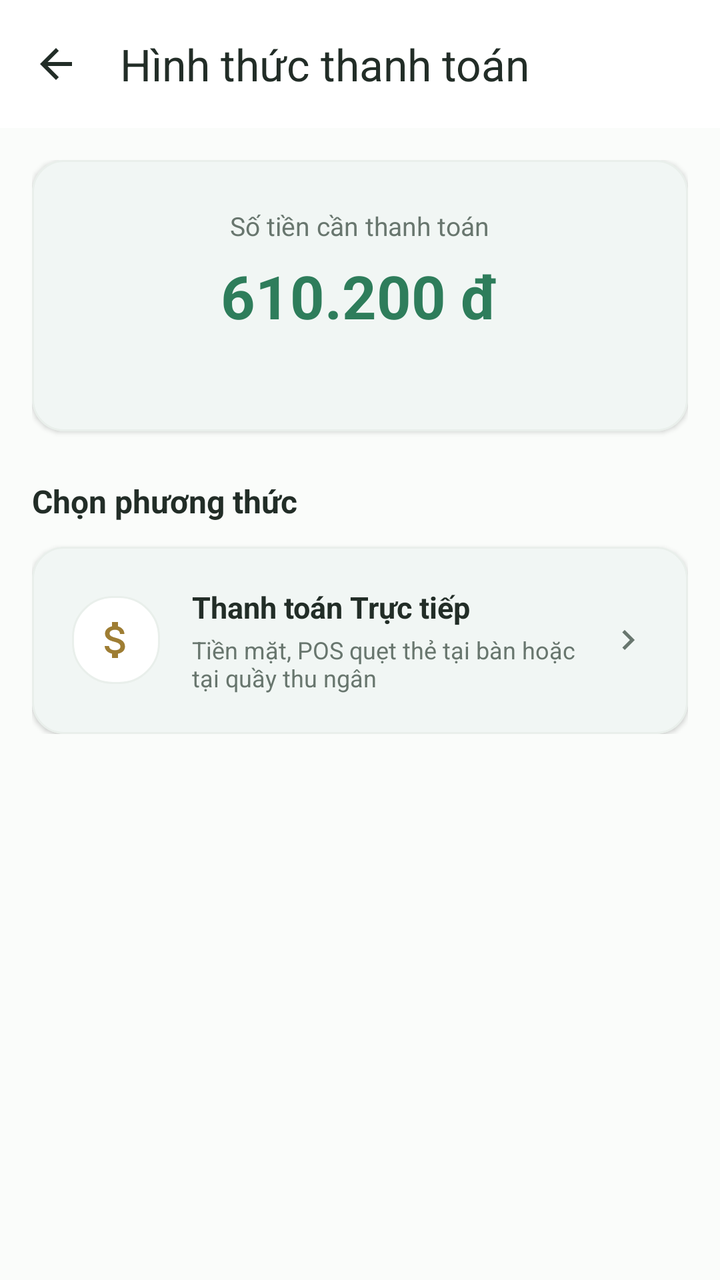
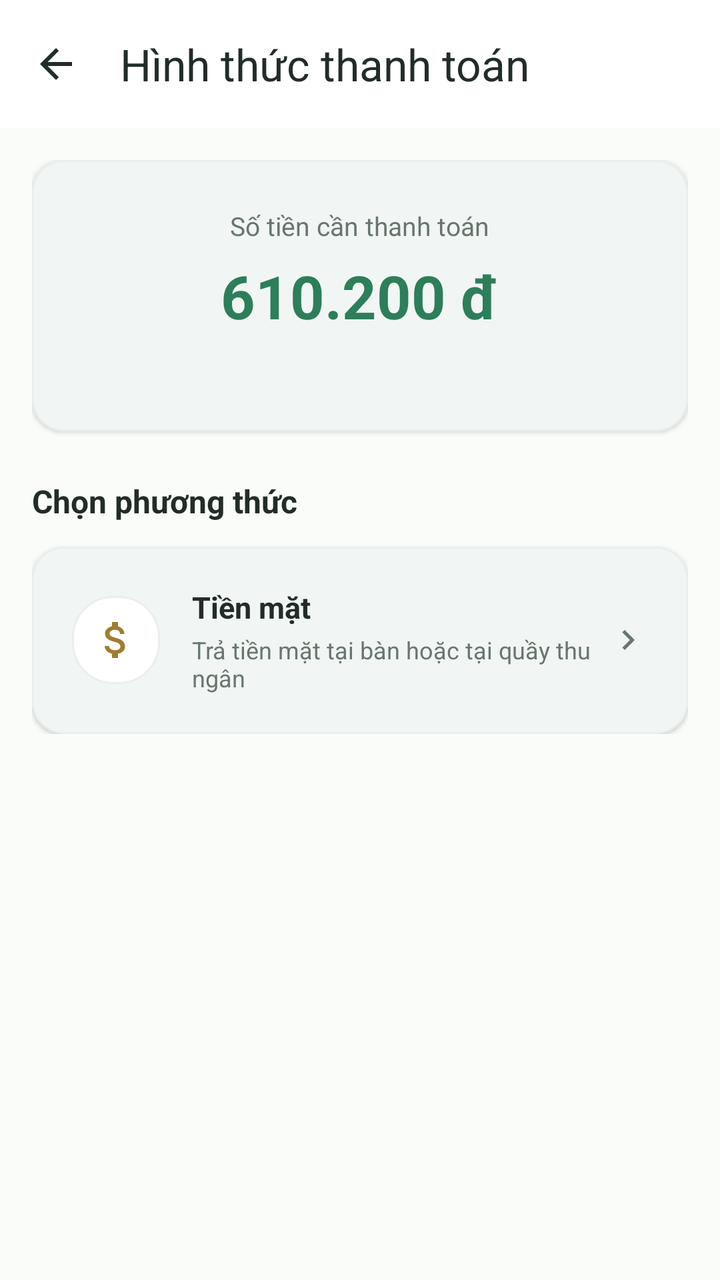

Compare the two renders of this Android layout. The source of the first and the diff that turns it into the second are given below.
<!-- AndroidManifest.xml: application theme Theme.VietTable -->
<!-- res/layout/fragment_payment_type.xml -->
<?xml version="1.0" encoding="utf-8"?>
<androidx.coordinatorlayout.widget.CoordinatorLayout
    xmlns:android="http://schemas.android.com/apk/res/android"
    xmlns:app="http://schemas.android.com/apk/res-auto"
    android:layout_width="match_parent"
    android:layout_height="match_parent"
    android:background="@color/bg_cream">

    <com.google.android.material.appbar.AppBarLayout
        android:layout_width="match_parent"
        android:layout_height="wrap_content"
        android:background="@color/surface"
        app:elevation="1dp">

        <com.google.android.material.appbar.MaterialToolbar
            android:id="@+id/toolbar"
            android:layout_width="match_parent"
            android:layout_height="?attr/actionBarSize"
            app:navigationIcon="@drawable/ic_back"
            app:navigationIconTint="@color/text_primary"
            app:title="Hình thức thanh toán"
            app:titleTextColor="@color/text_primary" />
    </com.google.android.material.appbar.AppBarLayout>

    <androidx.core.widget.NestedScrollView
        android:layout_width="match_parent"
        android:layout_height="match_parent"
        android:paddingBottom="96dp"
        app:layout_behavior="@string/appbar_scrolling_view_behavior">

        <LinearLayout
            android:layout_width="match_parent"
            android:layout_height="wrap_content"
            android:orientation="vertical"
            android:padding="16dp">

            
            <com.google.android.material.card.MaterialCardView
                style="@style/Widget.VietTable.Card"
                android:layout_width="match_parent"
                android:layout_height="wrap_content">

                <LinearLayout
                    android:layout_width="match_parent"
                    android:layout_height="wrap_content"
                    android:gravity="center"
                    android:orientation="vertical"
                    android:padding="24dp">

                    <TextView
                        android:layout_width="wrap_content"
                        android:layout_height="wrap_content"
                        android:text="Số tiền cần thanh toán"
                        android:textColor="@color/text_secondary"
                        android:textSize="13sp" />

                    <TextView
                        android:id="@+id/tvPaymentTypeGrandTotal"
                        android:layout_width="wrap_content"
                        android:layout_height="wrap_content"
                        android:layout_marginTop="6dp"
                        android:text="610.200 đ"
                        android:textColor="@color/primary"
                        android:textSize="30sp"
                        android:textStyle="bold" />

                    <TextView
                        android:id="@+id/tvPaymentTypeTable"
                        android:layout_width="wrap_content"
                        android:layout_height="wrap_content"
                        android:layout_marginTop="6dp"
                        android:text=""
                        android:textColor="@color/text_secondary"
                        android:textSize="13sp" />
                </LinearLayout>
            </com.google.android.material.card.MaterialCardView>

            <TextView
                android:layout_width="wrap_content"
                android:layout_height="wrap_content"
                android:layout_marginTop="24dp"
                android:text="Chọn phương thức"
                android:textColor="@color/text_primary"
                android:textSize="16sp"
                android:textStyle="bold" />

            
            <com.google.android.material.card.MaterialCardView
                android:id="@+id/cardPayOnline"
                android:visibility="gone"
                style="@style/Widget.VietTable.Card"
                android:layout_width="match_parent"
                android:layout_height="wrap_content"
                android:layout_marginTop="12dp">

                <LinearLayout
                    android:layout_width="match_parent"
                    android:layout_height="wrap_content"
                    android:gravity="center_vertical"
                    android:orientation="horizontal"
                    android:padding="20dp">

                    <ImageView
                        android:layout_width="44dp"
                        android:layout_height="44dp"
                        android:background="@drawable/bg_category_chip"
                        android:padding="10dp"
                        android:src="@drawable/ic_card"
                        app:tint="@color/primary" />

                    <LinearLayout
                        android:layout_width="0dp"
                        android:layout_height="wrap_content"
                        android:layout_marginStart="16dp"
                        android:layout_weight="1"
                        android:orientation="vertical">

                        <TextView
                            android:layout_width="wrap_content"
                            android:layout_height="wrap_content"
                            android:text="Thanh toán Online (Qua App)"
                            android:textColor="@color/text_primary"
                            android:textSize="15sp"
                            android:textStyle="bold" />

                        <TextView
                            android:layout_width="wrap_content"
                            android:layout_height="wrap_content"
                            android:layout_marginTop="3dp"
                            android:text="VietQR, Ví MoMo, ZaloPay, Thẻ ATM/Visa"
                            android:textColor="@color/text_secondary"
                            android:textSize="12sp" />
                    </LinearLayout>

                    <ImageView
                        android:layout_width="20dp"
                        android:layout_height="20dp"
                        android:src="@drawable/ic_arrow_forward"
                        app:tint="@color/text_secondary" />
                </LinearLayout>
            </com.google.android.material.card.MaterialCardView>

            
            <com.google.android.material.card.MaterialCardView
                android:id="@+id/cardPayOnsite"
                style="@style/Widget.VietTable.Card"
                android:layout_width="match_parent"
                android:layout_height="wrap_content"
                android:layout_marginTop="12dp">

                <LinearLayout
                    android:layout_width="match_parent"
                    android:layout_height="wrap_content"
                    android:gravity="center_vertical"
                    android:orientation="horizontal"
                    android:padding="20dp">

                    <ImageView
                        android:layout_width="44dp"
                        android:layout_height="44dp"
                        android:background="@drawable/bg_category_chip"
                        android:padding="10dp"
                        android:src="@drawable/ic_cash"
                        app:tint="@color/accent_gold_dark" />

                    <LinearLayout
                        android:layout_width="0dp"
                        android:layout_height="wrap_content"
                        android:layout_marginStart="16dp"
                        android:layout_weight="1"
                        android:orientation="vertical">

                        <TextView
                            android:layout_width="wrap_content"
                            android:layout_height="wrap_content"
                            android:text="Thanh toán Trực tiếp"
                            android:textColor="@color/text_primary"
                            android:textSize="15sp"
                            android:textStyle="bold" />

                        <TextView
                            android:layout_width="wrap_content"
                            android:layout_height="wrap_content"
                            android:layout_marginTop="3dp"
                            android:text="Tiền mặt, POS quẹt thẻ tại bàn hoặc tại quầy thu ngân"
                            android:textColor="@color/text_secondary"
                            android:textSize="12sp" />
                    </LinearLayout>

                    <ImageView
                        android:layout_width="20dp"
                        android:layout_height="20dp"
                        android:src="@drawable/ic_arrow_forward"
                        app:tint="@color/text_secondary" />
                </LinearLayout>
            </com.google.android.material.card.MaterialCardView>

        </LinearLayout>
    </androidx.core.widget.NestedScrollView>

</androidx.coordinatorlayout.widget.CoordinatorLayout>
<!-- resources referenced by this layout -->
<resources>
  <color name="accent_gold_dark">#9E7D33</color>
  <color name="bg_cream">#FAFCFA</color>
  <color name="primary">#2E7D5B</color>
  <color name="surface">#FFFFFF</color>
  <color name="text_primary">#222D27</color>
  <color name="text_secondary">#68766E</color>
  <!-- drawable ic_arrow_forward (drawable) -->
  <vector xmlns:android="http://schemas.android.com/apk/res/android"
      android:width="24dp"
      android:height="24dp"
      android:viewportWidth="24"
      android:viewportHeight="24">
      <path
          android:fillColor="#FF000000"
          android:pathData="M8.59,16.59L13.17,12 8.59,7.41 10,6l6,6 -6,6 -1.41,-1.41z"/>
  </vector>
  <!-- drawable ic_back (drawable) -->
  <vector xmlns:android="http://schemas.android.com/apk/res/android"
      android:width="24dp"
      android:height="24dp"
      android:viewportWidth="24"
      android:viewportHeight="24">
      <path
          android:fillColor="#FF000000"
          android:pathData="M20,11H7.83l5.59,-5.59L12,4l-8,8 8,8 1.41,-1.41L7.83,13H20v-2z"/>
  </vector>
  <style name="Theme.VietTable" parent="Base.Theme.VietTable" />
  <color name="primary_container">#EEF7F2</color>
  <color name="divider">#E9EFEB</color>
  <dimen name="radius_large">16dp</dimen>
  <dimen name="card_elevation">1.5dp</dimen>
  <dimen name="card_stroke_width">1dp</dimen>
  <color name="primary_dark">#24654A</color>
  <color name="on_primary">#FFFFFF</color>
  <color name="on_primary_container">#1B4E38</color>
  <color name="accent_gold">#CCA862</color>
  <color name="white">#FFFFFFFF</color>
  <color name="accent_gold_container">#FAF5EB</color>
  <color name="surface_variant">#F3F7F5</color>
  <color name="semantic_error">#D32F2F</color>
  <style name="Widget.VietTable.Toolbar" parent="Widget.Material3.Toolbar">
          <item name="android:background">@color/surface</item>
          <item name="titleTextColor">@color/text_primary</item>
          <item name="subtitleTextColor">@color/text_secondary</item>
          <item name="navigationIconTint">@color/text_primary</item>
      </style>
  <color name="transparent">#00000000</color>
  <dimen name="btn_height_primary">52dp</dimen>
  <dimen name="radius_medium">12dp</dimen>
  <style name="TextAppearance.VietTable.Button" parent="TextAppearance.Material3.LabelLarge">
          <item name="android:textSize">@dimen/text_button</item>
          <item name="android:textStyle">bold</item>
          <item name="android:textAllCaps">false</item>
      </style>
  <!-- drawable bg_bottom_nav_floating (drawable) -->
  <?xml version="1.0" encoding="utf-8"?>
  <shape xmlns:android="http://schemas.android.com/apk/res/android"
      android:shape="rectangle">
      <solid android:color="@color/surface" />
      <corners android:radius="24dp" />
      <stroke
          android:width="1dp"
          android:color="#E6EFEA" />
  </shape>
  <style name="TextAppearance.VietTable.BottomNav.Label" parent="TextAppearance.Material3.LabelSmall">
          <item name="android:textSize">11sp</item>
          <item name="android:textStyle">normal</item>
      </style>
  <style name="TextAppearance.VietTable.BottomNav.Label.Active" parent="TextAppearance.Material3.LabelSmall">
          <item name="android:textSize">11sp</item>
          <item name="android:textStyle">bold</item>
      </style>
  <dimen name="text_button">14sp</dimen>
  <!-- unchanged entries left out for length: 16 -->
</resources>

<!-- the commit's change to res/layout/fragment_payment_type.xml (unified diff, before → after) -->
@@ -173,7 +173,7 @@
                         <TextView
                             android:layout_width="wrap_content"
                             android:layout_height="wrap_content"
-                            android:text="Thanh toán Trực tiếp"
+                            android:text="Tiền mặt"
                             android:textColor="@color/text_primary"
                             android:textSize="15sp"
                             android:textStyle="bold" />
@@ -182,7 +182,7 @@
                             android:layout_width="wrap_content"
                             android:layout_height="wrap_content"
                             android:layout_marginTop="3dp"
-                            android:text="Tiền mặt, POS quẹt thẻ tại bàn hoặc tại quầy thu ngân"
+                            android:text="Trả tiền mặt tại bàn hoặc tại quầy thu ngân"
                             android:textColor="@color/text_secondary"
                             android:textSize="12sp" />
                     </LinearLayout>
@@ -195,6 +195,62 @@
                 </LinearLayout>
             </com.google.android.material.card.MaterialCardView>
 
+            
+            <com.google.android.material.card.MaterialCardView
+                android:id="@+id/cardPayTransfer"
+                style="@style/Widget.VietTable.Card"
+                android:layout_width="match_parent"
+                android:layout_height="wrap_content"
+                android:layout_marginTop="12dp"
+                android:visibility="gone">
+
+                <LinearLayout
+                    android:layout_width="match_parent"
+                    android:layout_height="wrap_content"
+                    android:gravity="center_vertical"
+                    android:orientation="horizontal"
+                    android:padding="20dp">
+
+                    <ImageView
+                        android:layout_width="44dp"
+                        android:layout_height="44dp"
+                        android:background="@drawable/bg_category_chip"
+                        android:padding="10dp"
+                        android:src="@drawable/ic_qr_scan"
+                        app:tint="@color/accent_gold_dark" />
+
+                    <LinearLayout
+                        android:layout_width="0dp"
+                        android:layout_height="wrap_content"
+                        android:layout_marginStart="16dp"
+                        android:layout_weight="1"
+                        android:orientation="vertical">
+
+                        <TextView
+                            android:layout_width="wrap_content"
+                            android:layout_height="wrap_content"
+                            android:text="Chuyển khoản"
+                            android:textColor="@color/text_primary"
+                            android:textSize="15sp"
+                            android:textStyle="bold" />
+
+                        <TextView
+                            android:layout_width="wrap_content"
+                            android:layout_height="wrap_content"
+                            android:layout_marginTop="3dp"
+                            android:text="Quét mã VietQR bằng ứng dụng ngân hàng, số tiền đã điền sẵn"
+                            android:textColor="@color/text_secondary"
+                            android:textSize="12sp" />
+                    </LinearLayout>
+
+                    <ImageView
+                        android:layout_width="20dp"
+                        android:layout_height="20dp"
+                        android:src="@drawable/ic_arrow_forward"
+                        app:tint="@color/text_secondary" />
+                </LinearLayout>
+            </com.google.android.material.card.MaterialCardView>
+
         </LinearLayout>
     </androidx.core.widget.NestedScrollView>
 
<!-- resource entries referenced after the edit -->
@@ -25,6 +25,17 @@
       <path
           android:fillColor="#FF000000"
           android:pathData="M20,11H7.83l5.59,-5.59L12,4l-8,8 8,8 1.41,-1.41L7.83,13H20v-2z"/>
+  </vector>
+  <!-- drawable ic_qr_scan (drawable) -->
+  <?xml version="1.0" encoding="utf-8"?>
+  <vector xmlns:android="http://schemas.android.com/apk/res/android"
+      android:width="24dp"
+      android:height="24dp"
+      android:viewportWidth="24"
+      android:viewportHeight="24">
+      <path
+          android:fillColor="#FF000000"
+          android:pathData="M3,7C3,4.79 4.79,3 7,3H9V5H7C5.9,5 5,5.9 5,7V9H3V7ZM17,3C19.21,3 21,4.79 21,7V9H19V7C19,5.9 18.1,5 17,5H15V3H17ZM3,17C3,19.21 4.79,21 7,21H9V19H7C5.9,19 5,18.1 5,17V15H3V17ZM17,21C19.21,21 21,19.21 21,17V15H19V17C19,18.1 18.1,19 17,19H15V21H17ZM7,7H11V11H7V7ZM13,7H17V11H13V7ZM7,13H11V17H7V13ZM13,13H15V15H13V13ZM15,15H17V17H15V15ZM13,15H15V17H13V15ZM15,13H17V15H15V13Z" />
   </vector>
   <style name="Theme.VietTable" parent="Base.Theme.VietTable" />
   <color name="primary_container">#EEF7F2</color>
